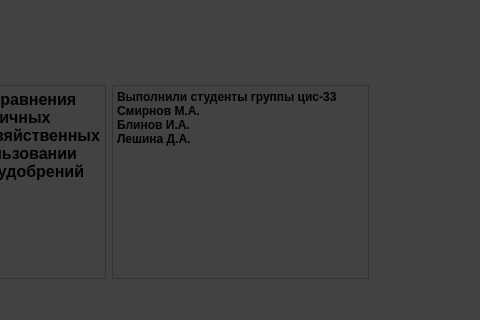
Old version of the form ui/main.ui in the repository sshyta/FertYieldExplorer; both pictures show x 191 to 671 and y 365 to 685 of the 1025 by 685 pixel window.
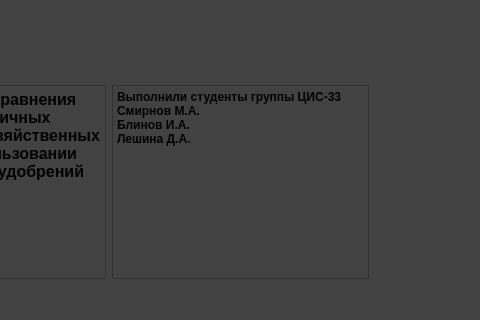
New version of the form. Icons and pictures are not drawn.

Commit message: fix text issue

```diff
--- a/ui/main.ui
+++ b/ui/main.ui
@@ -88,7 +88,7 @@
 li.unchecked::marker { content: &quot;\2610&quot;; }
 li.checked::marker { content: &quot;\2612&quot;; }
 &lt;/style&gt;&lt;/head&gt;&lt;body style=&quot; font-family:'Noto Sans'; font-size:9pt; font-weight:600; font-style:normal;&quot;&gt;
-&lt;p style=&quot; margin-top:0px; margin-bottom:0px; margin-left:0px; margin-right:0px; -qt-block-indent:0; text-indent:0px;&quot;&gt;Выполнили студенты группы цис-33&lt;br /&gt;Смирнов М.А.&lt;/p&gt;
+&lt;p style=&quot; margin-top:0px; margin-bottom:0px; margin-left:0px; margin-right:0px; -qt-block-indent:0; text-indent:0px;&quot;&gt;Выполнили студенты группы ЦИС-33&lt;br /&gt;Смирнов М.А.&lt;/p&gt;
 &lt;p style=&quot; margin-top:0px; margin-bottom:0px; margin-left:0px; margin-right:0px; -qt-block-indent:0; text-indent:0px;&quot;&gt;Блинов И.А.&lt;/p&gt;
 &lt;p style=&quot; margin-top:0px; margin-bottom:0px; margin-left:0px; margin-right:0px; -qt-block-indent:0; text-indent:0px;&quot;&gt;Лешина Д.А.&lt;/p&gt;
 &lt;p style=&quot;-qt-paragraph-type:empty; margin-top:0px; margin-bottom:0px; margin-left:0px; margin-right:0px; -qt-block-indent:0; text-indent:0px;&quot;&gt;&lt;br /&gt;&lt;/p&gt;&lt;/body&gt;&lt;/html&gt;</string>
```
